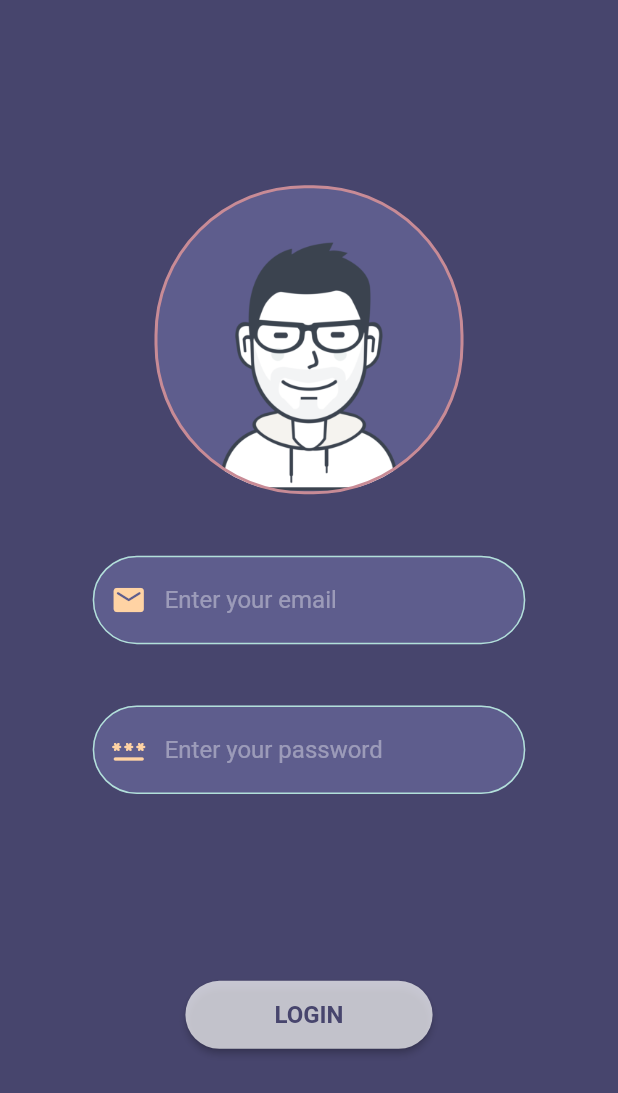
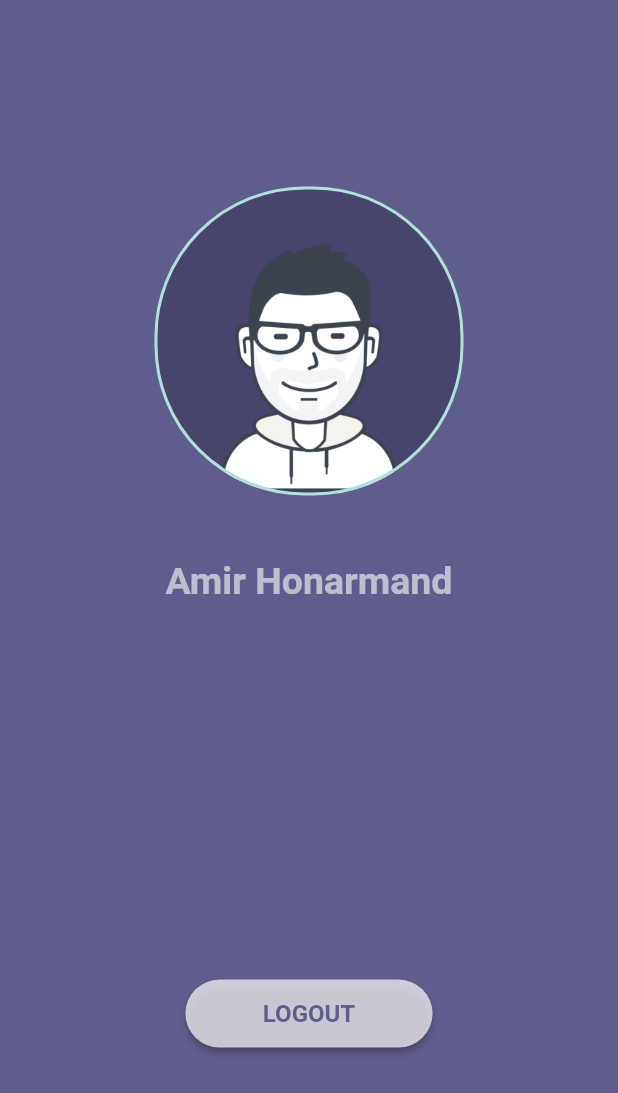
Before and after one commit to MimirCode/mimir_login, a Flutter app: the screen it shows after launch, after a tap on "LOGIN", on a phone screen of 412 x 824 dp. Shown: the top 1093 px of the screen. Run offline on Flutter 3.47's test engine with Material 2 defaults, Android fonts, the phone set to English and light mode, and no system bars; our stand-ins replace google_fonts; Roboto replaces fonts that are missing (Ubuntu).

Commit message:
Profile page implemented

```diff
--- a/lib/pages/login_page.dart
+++ b/lib/pages/login_page.dart
@@ -1,5 +1,6 @@
 import 'package:flutter/material.dart';
 import 'package:google_fonts/google_fonts.dart';
+import 'package:mimir_login/pages/profile_page.dart';
 import '../utils/animations/login_page_animations.dart';
 
 class AnimatedLoginPage extends StatefulWidget {
@@ -74,7 +75,7 @@ class _LoginPage extends StatelessWidget {
               _emailTextField(),
               _pasawordTextField(),
               SizedBox(height: _deviceHeight * 0.05),
-              _loginButtonWidget(),
+              _loginButtonWidget(context),
             ],
           ),
         ),
@@ -163,7 +164,7 @@ class _LoginPage extends StatelessWidget {
     );
   }
 
-  Widget _loginButtonWidget() {
+  Widget _loginButtonWidget(BuildContext context) {
     return MaterialButton(
       minWidth: _deviceWidth * 0.4,
       height: _deviceHeight * 0.055,
@@ -177,7 +178,14 @@ class _LoginPage extends StatelessWidget {
           fontWeight: FontWeight.bold,
         ),
       ),
-      onPressed: () {},
+      onPressed: () {
+        Navigator.push(
+          context,
+          MaterialPageRoute(builder: (BuildContext context) {
+            return ProfilePage();
+          }),
+        );
+      },
     );
   }
 }
--- /dev/null
+++ b/lib/pages/profile_page.dart
@@ -0,0 +1,95 @@
+import 'package:flutter/material.dart';
+import 'package:google_fonts/google_fonts.dart';
+
+class ProfilePage extends StatelessWidget {
+  // const ProfilePage({Key? key}) : super(key: key);
+
+  final Color _primaryColor = Color(0xff5E5D8D);
+  final Color _secondaryColor = Color(0xff47456D);
+  final Color _borderColor = Color(0xffB2E0DA);
+
+  late double _deviceHeight;
+  late double _devicewidth;
+
+  @override
+  Widget build(BuildContext context) {
+    _deviceHeight = MediaQuery.of(context).size.height;
+    _devicewidth = MediaQuery.of(context).size.width;
+    return Scaffold(
+        backgroundColor: _primaryColor,
+        body: Align(
+          alignment: Alignment.center,
+          child: Container(
+            height: _deviceHeight * 0.75,
+            width: _devicewidth,
+            child: Column(
+              mainAxisAlignment: MainAxisAlignment.spaceAround,
+              mainAxisSize: MainAxisSize.max,
+              crossAxisAlignment: CrossAxisAlignment.center,
+              children: [
+                _avatarWidget(),
+                // SizedBox(height: _deviceHeight * 0.03),
+                _userNameWidget(),
+                SizedBox(height: _deviceHeight * 0.2),
+                _logoutButtonWidget(context),
+              ],
+            ),
+          ),
+        ));
+  }
+
+  Widget _avatarWidget() {
+    double circleD = _deviceHeight * 0.25;
+    return Container(
+      height: circleD,
+      width: circleD,
+      decoration: BoxDecoration(
+        border: Border.all(
+          color: _borderColor,
+          width: 2.0,
+          style: BorderStyle.solid,
+        ),
+        color: _secondaryColor,
+        borderRadius: BorderRadius.circular(100),
+        image: DecorationImage(
+          fit: BoxFit.fill,
+          alignment: Alignment.center,
+          image: AssetImage('assets/main_avatar.png'),
+        ),
+      ),
+    );
+  }
+
+  Widget _userNameWidget() {
+    return Container(
+      child: Text(
+        'Amir Honarmand',
+        style: GoogleFonts.ubuntu(
+          fontSize: 25,
+          color: Colors.white60,
+          fontWeight: FontWeight.bold,
+        ),
+      ),
+    );
+  }
+
+  Widget _logoutButtonWidget(BuildContext context) {
+    return MaterialButton(
+      minWidth: _devicewidth * 0.4,
+      height: _deviceHeight * 0.055,
+      color: Colors.white70,
+      shape: RoundedRectangleBorder(borderRadius: BorderRadius.circular(25)),
+      child: Text(
+        'LOGOUT',
+        style: GoogleFonts.ubuntu(
+          color: _primaryColor,
+          fontSize: 16,
+          fontWeight: FontWeight.bold,
+        ),
+      ),
+      onPressed: () {
+        Navigator.pop(context);
+      },
+    );
+  }
+}
```
